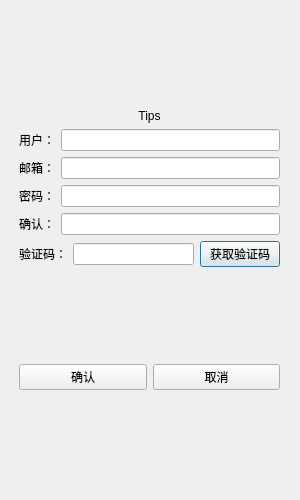
Qt form client/registerdialog.ui (Hn1127/sdchat) before a commit.
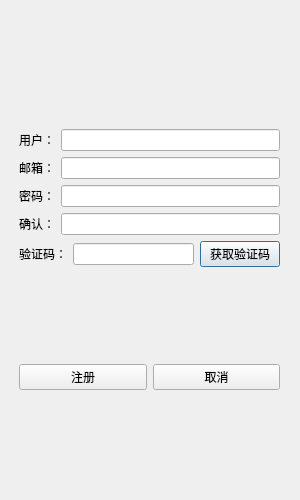
The same form after that commit.

Patch:
```diff
--- a/client/registerdialog.ui
+++ b/client/registerdialog.ui
@@ -66,7 +66,7 @@
     <item>
      <widget class="QLabel" name="err_tip">
       <property name="text">
-       <string>Tips</string>
+       <string/>
       </property>
       <property name="alignment">
        <set>Qt::AlignCenter</set>
@@ -179,7 +179,7 @@
       <item>
        <widget class="QPushButton" name="pushButton">
         <property name="text">
-         <string>确认</string>
+         <string>注册</string>
         </property>
        </widget>
       </item>
```
Left out of the diff: 32 changed lines with no effect on the pictures.
